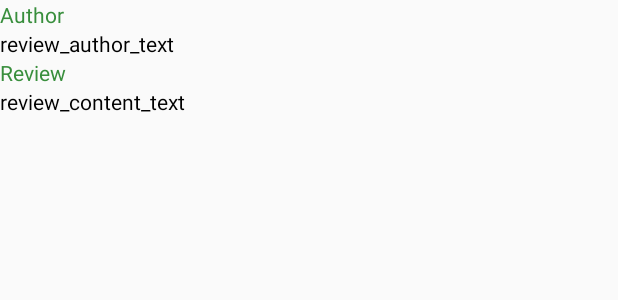
After one commit to mbeevor/PopularMovies, an Android app: the layout review_list_item.xml on its own in the app's theme, with its tools: preview values and no code run, on a phone screen of 412 x 824 dp. The commit adds this screen. Shown: the top 300 px of the screen. Run offline under Robolectric (Android 15) with nearby library versions, the phone set to English and light mode, and no system bars.

Commit message:
Trying to build an AsyncTask for reviews...

```diff
--- a/app/src/main/java/com/example/android/popularmovies/data/Movie.java
+++ b/app/src/main/java/com/example/android/popularmovies/model/Movie.java
@@ -1,4 +1,4 @@
-package com.example.android.popularmovies.data;
+package com.example.android.popularmovies.model;
 
 import android.os.Parcel;
 import android.os.Parcelable;
--- a/app/src/main/java/com/example/android/popularmovies/utlities/QueryUtils.java
+++ b/app/src/main/java/com/example/android/popularmovies/utlities/QueryUtils.java
@@ -2,7 +2,7 @@ package com.example.android.popularmovies.utlities;
 
 import android.text.TextUtils;
 
-import com.example.android.popularmovies.data.Movie;
+import com.example.android.popularmovies.model.Movie;
 
 import org.json.JSONArray;
 import org.json.JSONException;
--- /dev/null
+++ b/app/src/main/res/layout/review_list_item.xml
@@ -0,0 +1,41 @@
+<?xml version="1.0" encoding="utf-8"?>
+<LinearLayout
+    xmlns:android="http://schemas.android.com/apk/res/android"
+    xmlns:tools="http://schemas.android.com/tools"
+    android:layout_width="match_parent"
+    android:layout_height="wrap_content"
+    android:orientation="vertical">
+
+    <TextView
+        android:id="@+id/review_author_label"
+        android:layout_width="match_parent"
+        android:layout_height="wrap_content"
+        android:text="@string/review_author"
+        android:textColor="@color/colorPrimaryDark"
+        android:adjustViewBounds="true"/>
+
+    <TextView
+        android:id="@+id/review_author"
+        android:layout_width="match_parent"
+        android:layout_height="wrap_content"
+        tools:text="review_author_text"
+        android:textColor="@android:color/black"
+        android:adjustViewBounds="true"/>
+
+    <TextView
+        android:id="@+id/review_content_label"
+        android:layout_width="match_parent"
+        android:layout_height="wrap_content"
+        android:text="@string/review_content"
+        android:textColor="@color/colorPrimaryDark"
+        android:adjustViewBounds="true"/>
+
+    <TextView
+        android:id="@+id/review_content"
+        android:layout_width="match_parent"
+        android:layout_height="wrap_content"
+        tools:text="review_content_text"
+        android:textColor="@android:color/black"
+        android:adjustViewBounds="true"/>
+
+</LinearLayout>
--- a/app/src/main/res/values/strings.xml
+++ b/app/src/main/res/values/strings.xml
@@ -8,7 +8,18 @@
     <string name="show_most_popular">Showing most popular movies</string>
     <string name="show_top_rated">Showing top rated movies</string>
 
+    <!-- Placeholder text -->
+    <string name="description_tools_text">Description of movie</string>
+    <string name="rating_tools_text">0.0</string>
+    <string name="review_tools_text">Reviews of movie name</string>
+    <string name="review_author_text">Author name</string>
+    <string name="review_content_text">Content of review</string>
+
     <!-- Strings for detail activity -->
     <string name="user_rating">User Rating</string>
 
+    <!-- Strings for review activity -->
+    <string name="review_author">Author</string>
+    <string name="review_content">Review</string>
+
 </resources>
```
Also changed, not shown: app/src/main/AndroidManifest.xml (+8 -0 lines), app/src/main/java/com/example/android/popularmovies/DetailActivity.java (+11 -11 lines), app/src/main/java/com/example/android/popularmovies/MainActivity.java (+26 -54 lines), app/src/main/java/com/example/android/popularmovies/ReviewActivity.java (added, +69 -0 lines), app/src/main/java/com/example/android/popularmovies/adapters/MovieAdapter.java (renamed from app/src/main/java/com/example/android/popularmovies/MovieAdapter.java, +4 -3 lines), app/src/main/java/com/example/android/popularmovies/adapters/ReviewAdapter.java (added, +64 -0 lines), app/src/main/java/com/example/android/popularmovies/model/PopularMoviesPreferences.java (renamed from app/src/main/java/com/example/android/popularmovies/data/PopularMoviesPreferences.java, +13 -1 lines), app/src/main/java/com/example/android/popularmovies/model/Review.java (added, +68 -0 lines), app/src/main/java/com/example/android/popularmovies/tasks/AsyncTaskListener.java (added, +14 -0 lines), app/src/main/java/com/example/android/popularmovies/tasks/GetMovieDataTask.java (added, +68 -0 lines), app/src/main/java/com/example/android/popularmovies/tasks/GetReviewDataTask.java (added, +65 -0 lines), app/src/main/java/com/example/android/popularmovies/tasks/ReviewAsyncTaskListener.java (added, +16 -0 lines), app/src/main/java/com/example/android/popularmovies/utlities/NetworkUtils.java (+20 -8 lines), app/src/main/java/com/example/android/popularmovies/utlities/ReviewUtils.java (added, +55 -0 lines), 2 more files.
